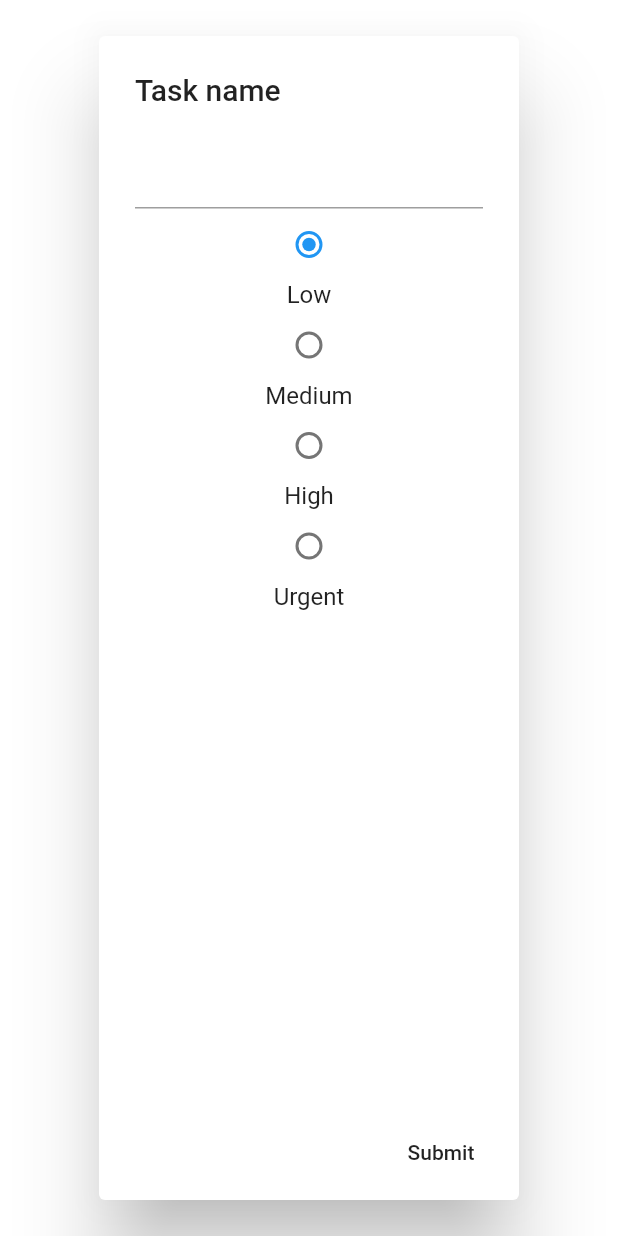
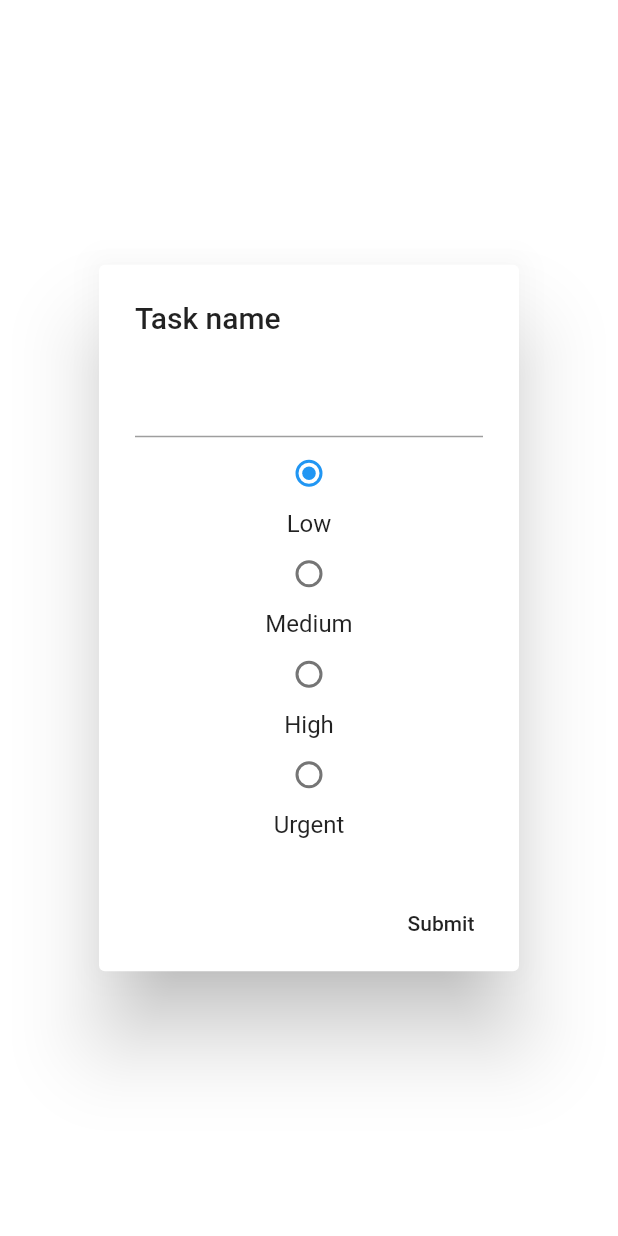
Before and after one commit to tech0rca/prioritizing_app, a Flutter app: the screen it shows after launch, after a tap on the "add" icon, on a phone screen of 412 x 824 dp. Run offline on Flutter 3.47's test engine with Material 2 defaults, Android fonts, the phone set to English and light mode, and no system bars; our stand-ins replace sqflite; accounts and stored records are empty; statements that could not run were skipped.

Commit message:
*fixed database bug in ios, *polished add some tasks text, *added scroll view for popup

```diff
--- a/lib/custom_dialog.dart
+++ b/lib/custom_dialog.dart
@@ -26,7 +26,8 @@ class _CustomDialogState extends State<CustomDialog> {
   Widget build(BuildContext context) {
         return AlertDialog(
           title: Text("Task name"),
-          content: Column(
+          content: SingleChildScrollView(
+            child: Column(
               children: <Widget>[
                 TextField(
                   controller: inputController,
@@ -71,6 +72,7 @@ class _CustomDialogState extends State<CustomDialog> {
                 ),
               ],
             ),
+          ),
           actions: <Widget>[
             MaterialButton(
               elevation: 5.0,
--- a/lib/database_helper.dart
+++ b/lib/database_helper.dart
@@ -5,7 +5,7 @@ import 'package:path/path.dart';
 import 'package:sqflite/sqflite.dart';
 import 'package:sqflite/sqlite_api.dart';
 import 'package:path_provider/path_provider.dart';
-
+import 'package:path/path.dart' as p;
 import 'model/task.dart';
 
 class DatabaseHelper {
@@ -28,8 +28,7 @@ class DatabaseHelper {
 
   _initDatabase() async {
     Directory documentsDirectory = await getApplicationDocumentsDirectory();
-    String path = join(documentsDirectory.path, _databaseName);
-
+    String path = p.join(documentsDirectory.toString(), _databaseName);
     return await openDatabase(path,
       version: _databaseVersion,
       onCreate: _onCreate);
--- a/lib/list_page.dart
+++ b/lib/list_page.dart
@@ -55,7 +55,7 @@ class ListPage extends StatefulWidget {
           return dataTable(snapshot.data);
         }
         if (null == snapshot.data || snapshot.data.length == 0) {
-          return Text("no Data found");
+          return addSomeTasksText();
         }
         return CircularProgressIndicator();
       },
@@ -105,6 +105,18 @@ class ListPage extends StatefulWidget {
     ),
   );
 
+  addSomeTasksText() {
+    return Center(
+      child: Container(child: new Text(
+        'Add Some Tasks!',
+        style: new TextStyle(
+          color: Colors.white,
+          fontSize: 40.0,
+          fontWeight: FontWeight.w200)
+      ),
+      ),
+    );
+  }
   dataTable(List<Task> taskList) {
           return ListView.builder(
             itemCount: taskList.length,
```
Lines whose indentation alone changed are shown as unchanged.
